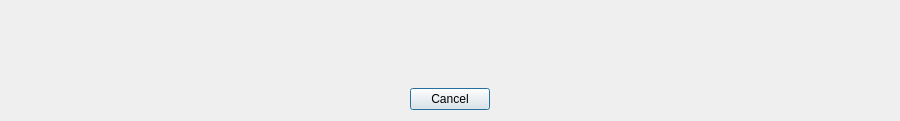
This is MediaManager/src/QtClasses/UI/Form Files/NextChoiceDialog.ui in PaunescuAndrei/MediaManager as Qt 5 draws it before an edit. The edited form follows.
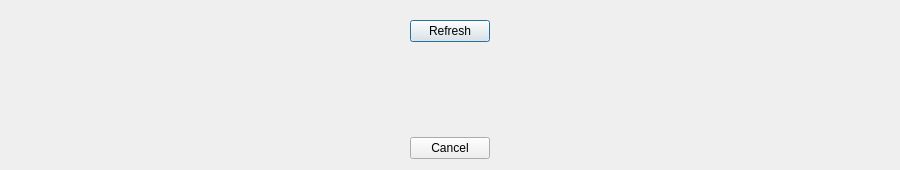
This is the edited form.

Commit message: added refresh button to nextchoicedialog

The edit to the form file:
```diff
--- a/MediaManager/src/QtClasses/UI/Form Files/NextChoiceDialog.ui
+++ b/MediaManager/src/QtClasses/UI/Form Files/NextChoiceDialog.ui
@@ -13,10 +13,49 @@
   <property name="windowTitle">
    <string>Choose Next Video</string>
   </property>
-  <layout class="QVBoxLayout" name="verticalLayout" stretch="1,0">
+  <layout class="QVBoxLayout" name="verticalLayout" stretch="0,1,0">
    <property name="spacing">
     <number>9</number>
    </property>
+   <item>
+    <widget class="QWidget" name="topBar">
+     <layout class="QHBoxLayout" name="topBarLayout">
+      <item>
+       <spacer name="topBarLeftSpacer">
+        <property name="orientation">
+         <enum>Qt::Orientation::Horizontal</enum>
+        </property>
+        <property name="sizeHint" stdset="0">
+         <size>
+          <width>40</width>
+          <height>20</height>
+         </size>
+        </property>
+       </spacer>
+      </item>
+      <item>
+       <widget class="QPushButton" name="refreshButton">
+        <property name="text">
+         <string>Refresh</string>
+        </property>
+       </widget>
+      </item>
+      <item>
+       <spacer name="topBarRightSpacer">
+        <property name="orientation">
+         <enum>Qt::Orientation::Horizontal</enum>
+        </property>
+        <property name="sizeHint" stdset="0">
+         <size>
+          <width>40</width>
+          <height>20</height>
+         </size>
+        </property>
+       </spacer>
+      </item>
+     </layout>
+    </widget>
+   </item>
    <item>
     <widget class="QScrollArea" name="scrollArea">
      <property name="frameShape">
```
The commit also changes 5 other files.
